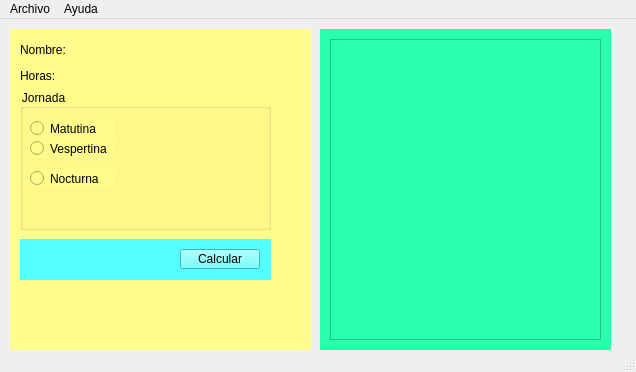
XMoiX22/Qt-Salarios, file salarios.ui: the form before one commit.
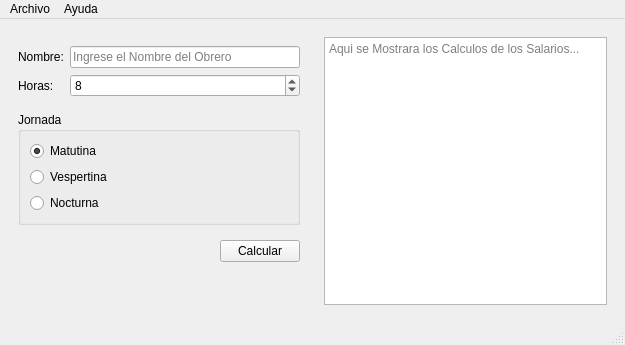
The form after the commit.

The edit to the form file:
```diff
--- a/salarios.ui
+++ b/salarios.ui
@@ -6,161 +6,178 @@
    <rect>
     <x>0</x>
     <y>0</y>
-    <width>636</width>
-    <height>372</height>
+    <width>625</width>
+    <height>345</height>
    </rect>
   </property>
   <property name="windowTitle">
    <string>Salarios</string>
   </property>
   <widget class="QWidget" name="centralwidget">
+   <layout class="QHBoxLayout" name="horizontalLayout_2">
+    <item>
    <widget class="QWidget" name="widget" native="true">
-    <property name="geometry">
-     <rect>
-      <x>10</x>
-      <y>10</y>
-      <width>301</width>
-      <height>321</height>
-     </rect>
-    </property>
-    <property name="styleSheet">
-     <string notr="true">background-color: rgb(255, 251, 140);</string>
-    </property>
+      <property name="sizePolicy">
+       <sizepolicy hsizetype="Fixed" vsizetype="Preferred">
+        <horstretch>0</horstretch>
+        <verstretch>0</verstretch>
+       </sizepolicy>
+      </property>
+      <property name="minimumSize">
+       <size>
+        <width>300</width>
+        <height>0</height>
+       </size>
+      </property>
+      <layout class="QVBoxLayout" name="verticalLayout_2">
+       <item>
+        <widget class="QWidget" name="widget_3" native="true">
+         <layout class="QFormLayout" name="formLayout">
+          <property name="leftMargin">
+           <number>0</number>
+          </property>
+          <property name="rightMargin">
+           <number>0</number>
+          </property>
+          <item row="0" column="0">
     <widget class="QLabel" name="label">
-     <property name="geometry">
-      <rect>
-       <x>10</x>
-       <y>10</y>
-       <width>51</width>
-       <height>21</height>
-      </rect>
-     </property>
      <property name="text">
       <string>Nombre:</string>
      </property>
     </widget>
+          </item>
+          <item row="0" column="1">
+           <widget class="QLineEdit" name="inNombre">
+            <property name="placeholderText">
+             <string>Ingrese el Nombre del Obrero</string>
+            </property>
+           </widget>
+          </item>
+          <item row="1" column="0">
     <widget class="QLabel" name="label_2">
-     <property name="geometry">
-      <rect>
-       <x>10</x>
-       <y>40</y>
-       <width>47</width>
-       <height>13</height>
-      </rect>
-     </property>
      <property name="text">
       <string>Horas:</string>
      </property>
     </widget>
+          </item>
+          <item row="1" column="1">
+           <widget class="QSpinBox" name="inHoras">
+            <property name="maximum">
+             <number>50</number>
+            </property>
+            <property name="singleStep">
+             <number>2</number>
+            </property>
+            <property name="value">
+             <number>8</number>
+            </property>
+           </widget>
+          </item>
+         </layout>
+        </widget>
+       </item>
+       <item>
     <widget class="QGroupBox" name="groupBox">
-     <property name="geometry">
-      <rect>
-       <x>10</x>
-       <y>60</y>
-       <width>251</width>
-       <height>141</height>
-      </rect>
-     </property>
      <property name="title">
       <string>Jornada</string>
      </property>
-     <widget class="QRadioButton" name="radioButton">
-      <property name="geometry">
-       <rect>
-        <x>10</x>
-        <y>30</y>
-        <width>84</width>
-        <height>19</height>
-       </rect>
-      </property>
+         <layout class="QVBoxLayout" name="verticalLayout">
+          <item>
+           <widget class="QRadioButton" name="inMatutino">
       <property name="text">
        <string>Matutina</string>
       </property>
-     </widget>
-     <widget class="QRadioButton" name="radioButton_2">
-      <property name="geometry">
-       <rect>
-        <x>10</x>
-        <y>50</y>
-        <width>84</width>
-        <height>19</height>
-       </rect>
-      </property>
+            <property name="checked">
+             <bool>true</bool>
+            </property>
+           </widget>
+          </item>
+          <item>
+           <widget class="QRadioButton" name="inVespertina">
       <property name="text">
        <string>Vespertina</string>
       </property>
      </widget>
-     <widget class="QRadioButton" name="radioButton_3">
-      <property name="geometry">
-       <rect>
-        <x>10</x>
-        <y>80</y>
-        <width>84</width>
-        <height>19</height>
-       </rect>
-      </property>
+          </item>
+          <item>
+           <widget class="QRadioButton" name="inNocturna">
       <property name="text">
        <string>Nocturna</string>
       </property>
      </widget>
-    </widget>
-    <widget class="QWidget" name="widget_3" native="true">
-     <property name="geometry">
-      <rect>
-       <x>10</x>
-       <y>210</y>
-       <width>251</width>
-       <height>41</height>
-      </rect>
-     </property>
-     <property name="styleSheet">
-      <string notr="true">background-color: rgb(85, 255, 255);</string>
-     </property>
-     <widget class="QPushButton" name="pushButton">
-      <property name="geometry">
-       <rect>
-        <x>160</x>
-        <y>10</y>
-        <width>80</width>
+          </item>
+         </layout>
+        </widget>
+       </item>
+       <item>
+        <widget class="QWidget" name="widget_4" native="true">
+         <layout class="QHBoxLayout" name="horizontalLayout">
+          <property name="rightMargin">
+           <number>0</number>
+          </property>
+          <item>
+           <spacer name="horizontalSpacer">
+            <property name="orientation">
+             <enum>Qt::Horizontal</enum>
+            </property>
+            <property name="sizeHint" stdset="0">
+             <size>
+              <width>184</width>
         <height>20</height>
-       </rect>
-      </property>
+             </size>
+            </property>
+           </spacer>
+          </item>
+          <item>
+           <widget class="QPushButton" name="cmdCalcular">
       <property name="text">
        <string>Calcular</string>
       </property>
      </widget>
-    </widget>
-   </widget>
+          </item>
+         </layout>
+        </widget>
+       </item>
+       <item>
+        <spacer name="verticalSpacer">
+         <property name="orientation">
+          <enum>Qt::Vertical</enum>
+         </property>
+         <property name="sizeHint" stdset="0">
+          <size>
+           <width>20</width>
+           <height>27</height>
+          </size>
+         </property>
+        </spacer>
+       </item>
+      </layout>
+     </widget>
+    </item>
+    <item>
    <widget class="QWidget" name="widget_2" native="true">
-    <property name="geometry">
-     <rect>
-      <x>320</x>
-      <y>10</y>
-      <width>291</width>
-      <height>321</height>
-     </rect>
-    </property>
-    <property name="styleSheet">
-     <string notr="true">background-color: rgb(41, 255, 173);</string>
-    </property>
-    <widget class="QPlainTextEdit" name="plainTextEdit">
-     <property name="geometry">
-      <rect>
-       <x>10</x>
-       <y>10</y>
-       <width>271</width>
-       <height>301</height>
-      </rect>
-     </property>
-    </widget>
-   </widget>
+      <layout class="QVBoxLayout" name="verticalLayout_3">
+       <item>
+        <widget class="QPlainTextEdit" name="outResultado">
+         <property name="readOnly">
+          <bool>true</bool>
+         </property>
+         <property name="placeholderText">
+          <string>Aqui se Mostrara los Calculos de los Salarios...</string>
+         </property>
+        </widget>
+       </item>
+      </layout>
+     </widget>
+    </item>
+   </layout>
   </widget>
   <widget class="QMenuBar" name="menubar">
    <property name="geometry">
     <rect>
      <x>0</x>
      <y>0</y>
-     <width>636</width>
+     <width>625</width>
      <height>20</height>
     </rect>
    </property>
@@ -178,14 +195,14 @@
     <addaction name="separator"/>
     <addaction name="actionSalir"/>
    </widget>
-   <widget class="QMenu" name="menuAyusa">
+   <widget class="QMenu" name="menuAyuda">
     <property name="title">
      <string>Ayuda</string>
     </property>
     <addaction name="actionAcerca_de_Salarios"/>
    </widget>
    <addaction name="menuArchivo"/>
-   <addaction name="menuAyusa"/>
+   <addaction name="menuAyuda"/>
   </widget>
   <widget class="QStatusBar" name="statusbar"/>
   <action name="actionNuevo">
```
Lines whose indentation alone changed are shown as unchanged.
